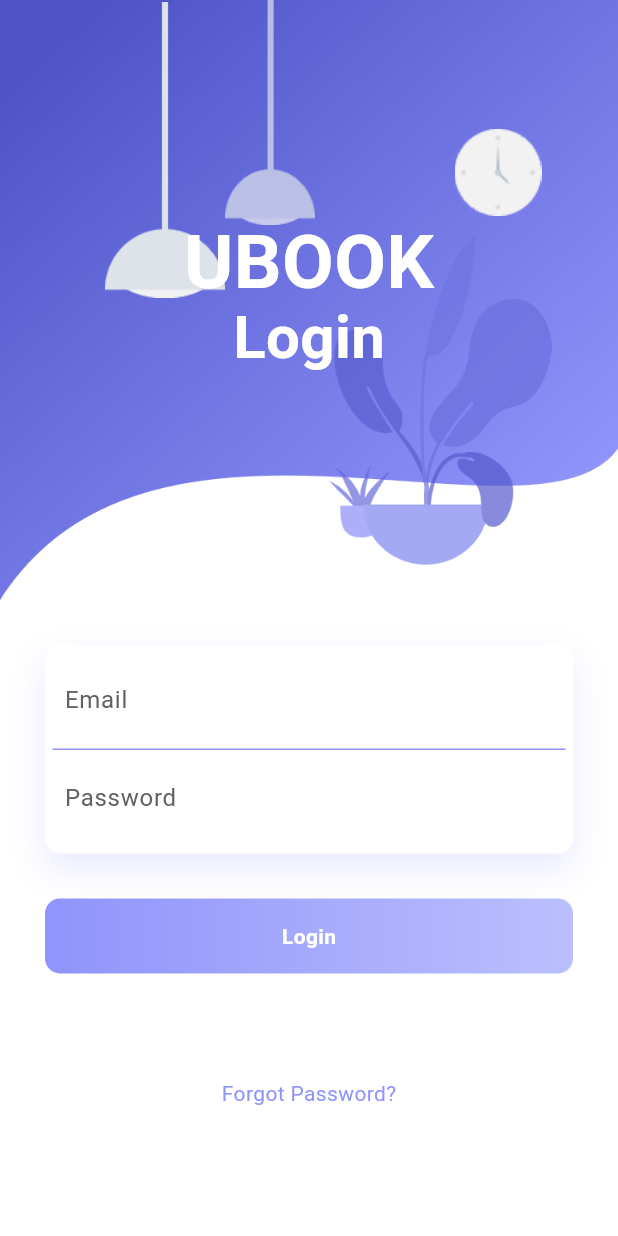
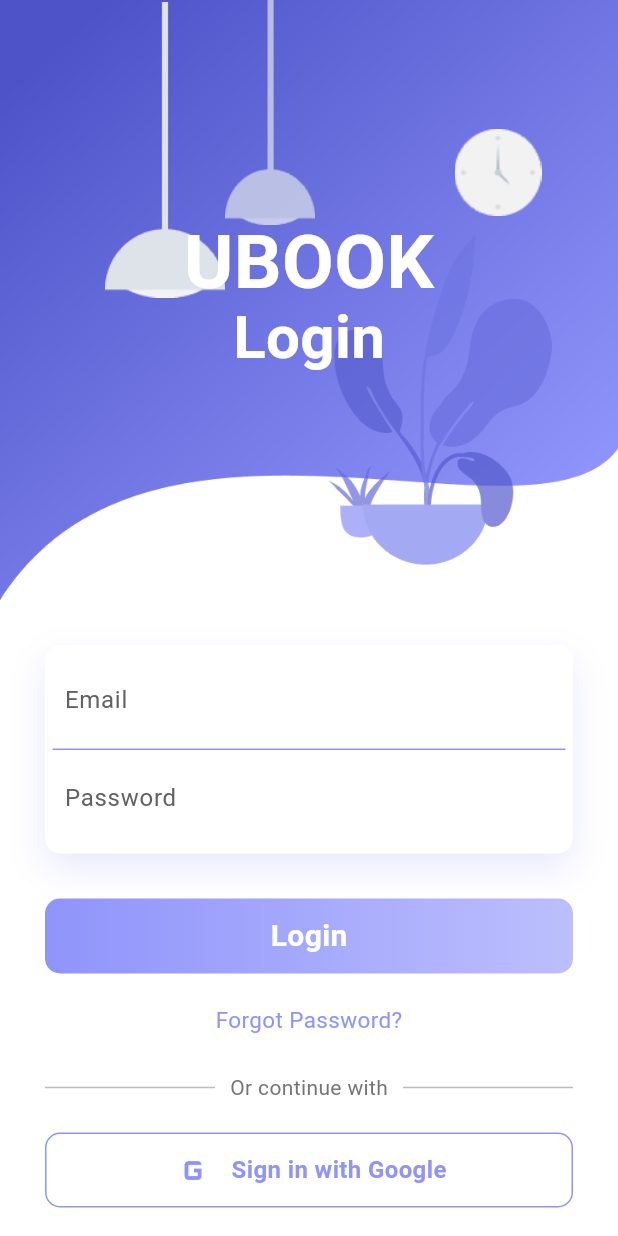
Before and after one commit to Migue1409-KP/ubook_app, a Flutter app: the LoginView screen opened directly, on a phone screen of 412 x 824 dp. Run offline on Flutter 3.47's test engine with Material 3 defaults, Android fonts, the phone set to English and light mode, and no system bars; our stand-ins replace animate_do.

Commit message:
feat(auth): Se agrego el view del login y del register, además del sign in y sign up de google

```diff
--- a/lib/view/login_view.dart
+++ b/lib/view/auth/login_view.dart
@@ -1,5 +1,6 @@
 import 'package:flutter/material.dart';
 import 'package:animate_do/animate_do.dart';
+import 'package:ubook_app/view/auth/register_view.dart';
 
 class LoginView extends StatelessWidget {
   const LoginView({super.key});
@@ -11,7 +12,7 @@
       body: SingleChildScrollView(
         child: Container(
           child: Column(
-            children: <Widget>[
+            children: [
               Container(
                 height: 400,
                 decoration: const BoxDecoration(
@@ -21,7 +22,7 @@
                   ),
                 ),
                 child: Stack(
-                  children: <Widget>[
+                  children: [
                     Positioned(
                       left: 70,
                       width: 80,
@@ -110,7 +111,7 @@
               Padding(
                 padding: EdgeInsets.all(30.0),
                 child: Column(
-                  children: <Widget>[
+                  children: [
                     FadeInUp(
                       duration: Duration(milliseconds: 1800),
                       child: Container(
@@ -127,7 +128,7 @@
                           ],
                         ),
                         child: Column(
-                          children: <Widget>[
+                          children: [
                             Container(
                               padding: EdgeInsets.all(8.0),
                               decoration: BoxDecoration(
@@ -177,6 +178,7 @@
                           child: Text(
                             "Login",
                             style: TextStyle(
+                              fontSize: 20,
                               color: Colors.white,
                               fontWeight: FontWeight.bold,
                             ),
@@ -184,13 +186,88 @@
                         ),
                       ),
                     ),
-                    SizedBox(height: 70),
+                    SizedBox(height: 20),
                     FadeInUp(
                       duration: Duration(milliseconds: 2000),
                       child: Text(
                         "Forgot Password?",
                         style: TextStyle(
+                          fontSize: 15,
                           color: Color.fromRGBO(143, 148, 251, 1),
+                        ),
+                      ),
+                    ),
+                    SizedBox(height: 25),
+                    FadeInUp(
+                      duration: Duration(milliseconds: 2100),
+                      child: Row(
+                        children: [
+                          Expanded(child: Divider(color: Colors.grey[400])),
+                          Padding(
+                            padding: EdgeInsets.symmetric(horizontal: 10),
+                            child: Text(
+                              "Or continue with",
+                              style: TextStyle(
+                                fontSize: 14,
+                                color: Colors.grey[600],
+                              ),
+                            ),
+                          ),
+                          Expanded(child: Divider(color: Colors.grey[400])),
+                        ],
+                      ),
+                    ),
+                    SizedBox(height: 20),
+                    FadeInUp(
+                      duration: Duration(milliseconds: 2200),
+                      child: Container(
+                        height: 50,
+                        decoration: BoxDecoration(
+                          borderRadius: BorderRadius.circular(10),
+                          border: Border.all(
+                            color: Color.fromRGBO(143, 148, 251, 1),
+                          ),
+                          color: Colors.white,
+                        ),
+                        child: Row(
+                          mainAxisAlignment: MainAxisAlignment.center,
+                          children: [
+                            Icon(
+                              Icons.g_mobiledata,
+                              size: 30,
+                              color: Color.fromRGBO(143, 148, 251, 1),
+                            ),
+                            SizedBox(width: 10),
+                            Text(
+                              "Sign in with Google",
+                              style: TextStyle(
+                                fontSize: 16,
+                                color: Color.fromRGBO(143, 148, 251, 1),
+                                fontWeight: FontWeight.bold,
+                              ),
+                            ),
+                          ],
+                        ),
+                      ),
+                    ),
+                    SizedBox(height: 20),
+                    FadeInUp(
+                      duration: Duration(milliseconds: 2300),
+                      child: TextButton(
+                        onPressed: () {
+                          Navigator.push(
+                            context,
+                            MaterialPageRoute(
+                              builder: (_) => const RegisterView(),
+                            ),
+                          );
+                        },
+                        child: Text(
+                          "Don't have an account? Sign Up",
+                          style: TextStyle(
+                            fontSize: 15,
+                            color: Color.fromRGBO(143, 148, 251, 1),
+                          ),
                         ),
                       ),
                     ),
```
Also changed, not shown: lib/model/auth/register_request.dart (added, +88 -0 lines), lib/view/auth/register_view.dart (added, +390 -0 lines), lib/view_model/auth/login_view_model.dart (added), lib/view_model/auth/register_view_model.dart (added).
